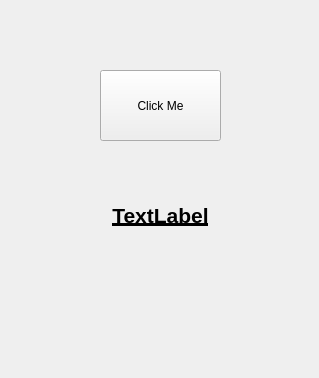
Above: SignalsToSlots/app/widget.ui from Ryanhustler420/cpp-qt-revision-1.0 before the change. Below: the same form after it.
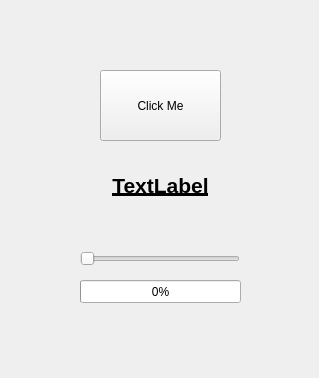
That is the form after the change.

Diff of the .ui file:
```diff
--- a/SignalsToSlots/app/widget.ui
+++ b/SignalsToSlots/app/widget.ui
@@ -29,9 +29,9 @@
   <widget class="QLabel" name="label">
    <property name="geometry">
     <rect>
-     <x>90</x>
-     <y>180</y>
-     <width>141</width>
+     <x>60</x>
+     <y>150</y>
+     <width>201</width>
      <height>71</height>
     </rect>
    </property>
@@ -51,6 +51,41 @@
     <set>Qt::AlignCenter</set>
    </property>
   </widget>
+  <widget class="QSlider" name="horizontalSlider">
+   <property name="geometry">
+    <rect>
+     <x>80</x>
+     <y>250</y>
+     <width>160</width>
+     <height>18</height>
+    </rect>
+   </property>
+   <property name="minimum">
+    <number>1</number>
+   </property>
+   <property name="maximum">
+    <number>100</number>
+   </property>
+   <property name="orientation">
+    <enum>Qt::Horizontal</enum>
+   </property>
+  </widget>
+  <widget class="QProgressBar" name="progressBar">
+   <property name="geometry">
+    <rect>
+     <x>80</x>
+     <y>280</y>
+     <width>161</width>
+     <height>23</height>
+    </rect>
+   </property>
+   <property name="minimum">
+    <number>1</number>
+   </property>
+   <property name="value">
+    <number>1</number>
+   </property>
+  </widget>
  </widget>
  <resources/>
  <connections/>
```
